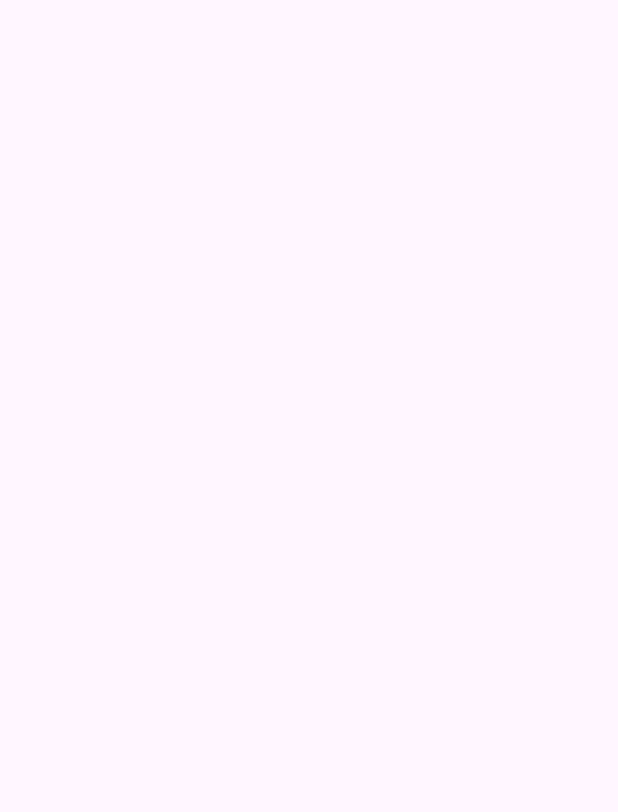
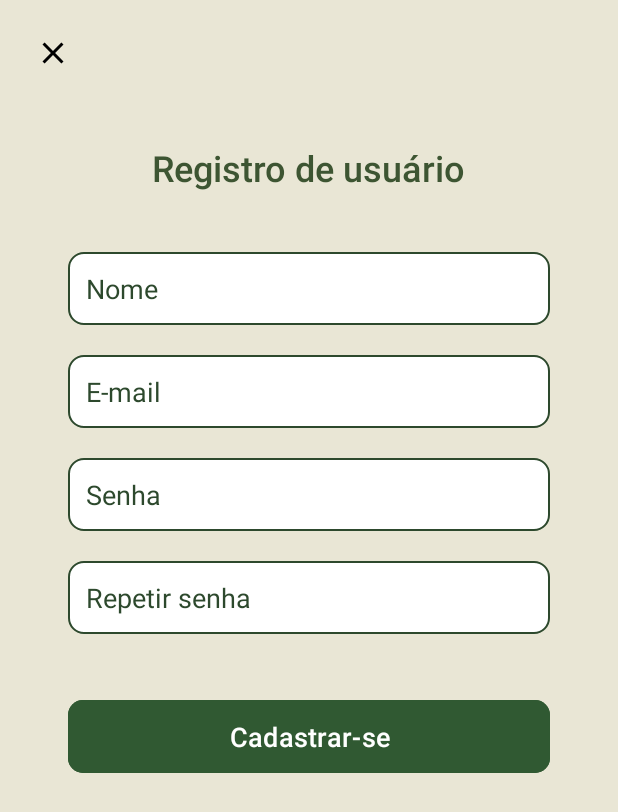
Before and after one commit to mingkiui/hortela, an Android app: the Cadastro screen opened directly, with no data from a screen before it, on a phone screen of 412 x 824 dp. Before the commit the part shown is empty. Shown: the top 812 px of the screen. Run offline under Robolectric (Android 15) with nearby library versions, the phone set to English and light mode, and no system bars.

Commit message:
versão atualizada 19-09  conexão funcionando em servidor local ihuuu xoxo gossip girl

```diff
--- a/app/build.gradle.kts
+++ b/app/build.gradle.kts
@@ -66,7 +66,6 @@ dependencies {
     implementation("androidx.compose.ui:ui-graphics")
     implementation("androidx.compose.ui:ui-tooling-preview")
     implementation("androidx.compose.material3:material3")
-    implementation(files("libs/jtds-1.3.1.jar"))
     testImplementation("junit:junit:4.13.2")
     androidTestImplementation("androidx.test.ext:junit:1.2.1")
     androidTestImplementation("androidx.test.espresso:espresso-core:3.6.1")
@@ -74,7 +73,7 @@ dependencies {
     androidTestImplementation("androidx.compose.ui:ui-test-junit4")
     debugImplementation("androidx.compose.ui:ui-tooling")
     debugImplementation("androidx.compose.ui:ui-test-manifest")
-    implementation ("com.microsoft.sqlserver:mssql-jdbc:11.2.0.jre8")
+    implementation ("net.sourceforge.jtds:jtds:1.3.1")
 
 
 }
--- a/app/src/main/AndroidManifest.xml
+++ b/app/src/main/AndroidManifest.xml
@@ -5,6 +5,7 @@
     <uses-permission android:name="android.permission.INTERNET" />
 
     <application
+        android:usesCleartextTraffic="true"
         android:allowBackup="true"
         android:dataExtractionRules="@xml/data_extraction_rules"
         android:fullBackupContent="@xml/backup_rules"
--- a/app/src/main/java/com/example/tcchortela/Cadastro.java
+++ b/app/src/main/java/com/example/tcchortela/Cadastro.java
@@ -3,25 +3,19 @@ package com.example.tcchortela;
 import android.content.Intent;
 import android.graphics.Color;
 import android.os.Bundle;
-import android.util.Log;
 import android.view.View;
 import android.widget.Button;
 import android.widget.EditText;
 import android.widget.ImageButton;
-import androidx.annotation.NonNull;
 import androidx.appcompat.app.AppCompatActivity;
 import com.google.android.material.snackbar.Snackbar;
 
-import java.util.HashMap;
-import java.util.Map;
-
 public class Cadastro extends AppCompatActivity {
 
-    /*/private EditText etName1, etEmail1, etPassword1, etConfirmPass1;
+    private EditText etName1, etEmail1, etPassword1, etConfirmPass1;
     private Button btnRegister;
     private ImageButton btnClose;
-    private String usuarioID;
-    private String[] mensagens = {"Preencha todos os campos", "Cadastro realizado com sucesso"};
+    private String[] mensagens = {"Preencha todos os campos", "Cadastro realizado com sucesso", "Erro ao cadastrar usuário"};
 
     @Override
     protected void onCreate(Bundle savedInstanceState) {
@@ -30,9 +24,7 @@ public class Cadastro extends AppCompatActivity {
 
         IniciarComponentes();
 
-        btnRegister.setOnClickListener(new View.OnClickListener() {
-            @Override
-            public void onClick(View v) {
+        btnRegister.setOnClickListener(v -> {
             String nome = etName1.getText().toString();
             String email = etEmail1.getText().toString();
             String senha = etPassword1.getText().toString();
@@ -49,84 +41,34 @@ public class Cadastro extends AppCompatActivity {
                 snackbar.setTextColor(Color.BLACK);
                 snackbar.show();
             } else {
-                    CadastrarUsuario(v);
-                }
+                CadastrarUsuario(nome, email, senha, v);
             }
         });
 
-        btnClose.setOnClickListener(new View.OnClickListener() {
-            @Override
-            public void onClick(View v) {
-                // Navegar para a tela de login
+        // Botão para fechar a tela e voltar para o login
+        btnClose.setOnClickListener(v -> {
             Intent intent = new Intent(Cadastro.this, MainActivity.class);
             startActivity(intent);
             finish();
-            }
         });
     }
 
-    private void CadastrarUsuario(View v) {
-        String email = etEmail1.getText().toString();
-        String senha = etPassword1.getText().toString();
+    private void CadastrarUsuario(String nome, String email, String senha, View v) {
+        boolean sucesso = DatabaseHelper.registerUser(nome, email, senha);
 
-        FirebaseAuth.getInstance().createUserWithEmailAndPassword(email, senha).addOnCompleteListener(new com.google.android.gms.tasks.OnCompleteListener<AuthResult>() {
-            @Override
-            public void onComplete(@NonNull com.google.android.gms.tasks.Task<AuthResult> task) {
-                if (task.isSuccessful()) {
-                    SalvarDadosUsuario();
-
+        if (sucesso) {
             Snackbar snackbar = Snackbar.make(v, mensagens[1], Snackbar.LENGTH_SHORT);
             snackbar.setBackgroundTint(Color.WHITE);
             snackbar.setTextColor(Color.BLACK);
             snackbar.show();
+
+            // Não fazer a navegação automática para a tela de login.
         } else {
-                    String erro;
-
-                    try {
-                        throw task.getException();
-                    } catch (FirebaseAuthWeakPasswordException e) {
-                        erro = "Digite uma senha com no mínimo 6 caracteres";
-                    } catch (FirebaseAuthUserCollisionException e) {
-                        erro = "Esta conta já foi cadastrada";
-                    } catch (FirebaseAuthInvalidCredentialsException e) {
-                        erro = "E-mail inválido";
-                    } catch (Exception e) {
-                        erro = "Erro ao cadastrar usuário";
-                    }
-
-                    Snackbar snackbar = Snackbar.make(v, erro, Snackbar.LENGTH_SHORT);
+            Snackbar snackbar = Snackbar.make(v, mensagens[2], Snackbar.LENGTH_SHORT);
             snackbar.setBackgroundTint(Color.WHITE);
             snackbar.setTextColor(Color.BLACK);
             snackbar.show();
         }
-            }
-        });
-    }
-
-    private void SalvarDadosUsuario() {
-        String nome = etName1.getText().toString();
-        String email = etEmail1.getText().toString();
-        String senha = etPassword1.getText().toString();
-
-        FirebaseFirestore db = FirebaseFirestore.getInstance();
-        Map<String, Object> usuarios = new HashMap<>();
-        usuarios.put("nome", nome);
-        usuarios.put("email", email);
-        usuarios.put("senha", senha);
-
-        usuarioID = FirebaseAuth.getInstance().getCurrentUser().getUid();
-        DocumentReference documentReference = db.collection("users").document(usuarioID);
-        documentReference.set(usuarios).addOnSuccessListener(new com.google.android.gms.tasks.OnSuccessListener<Void>() {
-            @Override
-            public void onSuccess(Void aVoid) {
-                Log.d("db", "Sucesso ao salvar os dados");
-            }
-        }).addOnFailureListener(new com.google.android.gms.tasks.OnFailureListener() {
-            @Override
-            public void onFailure(@NonNull Exception e) {
-                Log.d("db_erro", "Erro ao salvar os dados: " + e.toString());
-            }
-        });
     }
 
     private void IniciarComponentes() {
@@ -134,7 +76,7 @@ public class Cadastro extends AppCompatActivity {
         etEmail1 = findViewById(R.id.etEmail1);
         etPassword1 = findViewById(R.id.etPassword1);
         etConfirmPass1 = findViewById(R.id.etConfirmPass1);
-        btnRegister = findViewById(R.id. btnRegister);
+        btnRegister = findViewById(R.id.btnRegister);
         btnClose = findViewById(R.id.btnClose);
-    }/*/
     }
+}
--- a/app/src/main/java/com/example/tcchortela/MainActivity.java
+++ b/app/src/main/java/com/example/tcchortela/MainActivity.java
@@ -70,8 +70,7 @@ public class MainActivity extends AppCompatActivity {
         Handler handler = new Handler(Looper.getMainLooper());
 
         executor.execute(() -> {
-            DatabaseHelper databaseHelper = new DatabaseHelper();
-            boolean loginSucesso = databaseHelper.loginUser(email,pass);
+            boolean loginSucesso = DatabaseHelper.loginUser(email, pass);
 
             handler.post(() -> {
                 if (loginSucesso) {
--- a/app/src/main/res/layout/cadastro_main.xml
+++ b/app/src/main/res/layout/cadastro_main.xml
@@ -1,5 +1,5 @@
 <?xml version="1.0" encoding="utf-8"?>
-<RelativeLayout
+<androidx.coordinatorlayout.widget.CoordinatorLayout
     xmlns:android="http://schemas.android.com/apk/res/android"
     xmlns:app="http://schemas.android.com/apk/res-auto"
     xmlns:tools="http://schemas.android.com/tools"
@@ -7,6 +7,11 @@
     android:layout_height="match_parent"
     android:background="#E9E6D5"
     android:padding="15dp">
+
+    <!-- RelativeLayout para os componentes internos -->
+    <RelativeLayout
+        android:layout_width="match_parent"
+        android:layout_height="match_parent">
 
         <!-- Botão de fechar (X) no canto superior esquerdo -->
         <ImageButton
@@ -49,6 +54,24 @@
             android:padding="12dp"
             android:textSize="18sp"/>
 
+        <!-- Campo de E-mail -->
+        <EditText
+            android:id="@+id/etEmail1"
+            android:layout_width="match_parent"
+            android:layout_height="wrap_content"
+            android:layout_below="@+id/etName1"
+            android:layout_marginStart="30dp"
+            android:layout_marginTop="20dp"
+            android:layout_marginEnd="30dp"
+            android:background="@drawable/rounded_edittext"
+            android:hint="E-mail"
+            android:inputType="textEmailAddress"
+            android:padding="12dp"
+            android:textColor="#2D492D"
+            android:textColorHint="#2D492D"
+            android:textSize="18sp"
+            tools:ignore="HardcodedText" />
+
         <!-- Campo de Senha -->
         <EditText
             android:id="@+id/etPassword1"
@@ -81,27 +104,10 @@
             android:textColor="#2D492D"
             android:background="@drawable/rounded_edittext"
             android:padding="12dp"
-        android:textSize="18sp"/>
-
-    <!-- Campo de E-mail -->
+            android:textSize="18sp"
+            tools:ignore="HardcodedText" />
 
         <!-- Botão Cadastrar-se -->
-    <EditText
-        android:id="@+id/etEmail1"
-        android:layout_width="match_parent"
-        android:layout_height="wrap_content"
-        android:layout_below="@+id/etName1"
-        android:layout_marginStart="30dp"
-        android:layout_marginTop="20dp"
-        android:layout_marginEnd="30dp"
-        android:background="@drawable/rounded_edittext"
-        android:hint="E-mail"
-        android:inputType="textEmailAddress"
-        android:padding="12dp"
-        android:textColor="#2D492D"
-        android:textColorHint="#2D492D"
-        android:textSize="18sp" />
-
         <Button
             android:id="@+id/btnRegister"
             android:layout_width="match_parent"
@@ -116,5 +122,8 @@
             android:textColor="#FFFFFF"
             android:textSize="18sp"
             app:cornerRadius="10dp"
-        app:iconPadding="10dp" />
+            app:iconPadding="10dp"
+            tools:ignore="HardcodedText" />
     </RelativeLayout>
+
+</androidx.coordinatorlayout.widget.CoordinatorLayout>
```
Also changed, not shown: app/src/main/java/com/example/tcchortela/DatabaseHelper.java (+5 -6 lines), app/src/main/res/layout/activity_main.xml (+11 -12 lines), app/libs/jtds-1.3.1.jar (deleted). Lines whose indentation alone changed are shown as unchanged.
